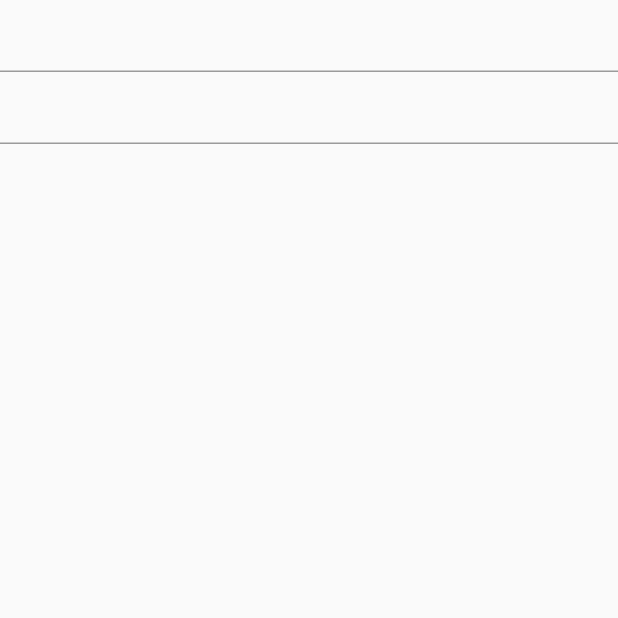
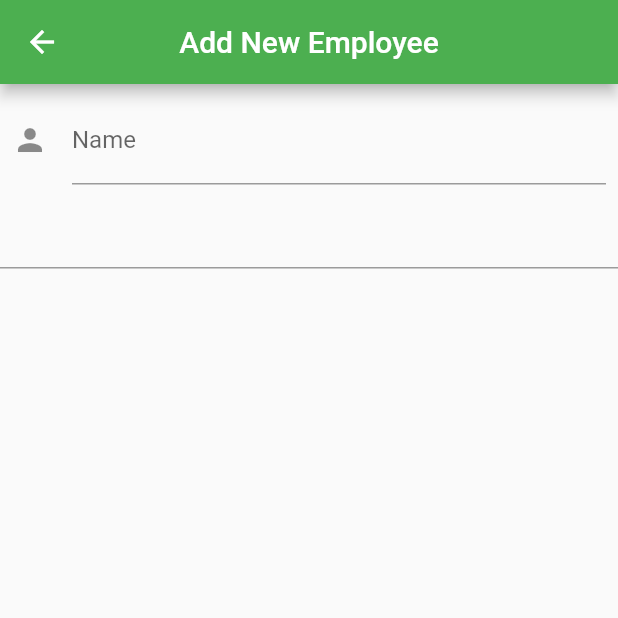
Before and after one commit to EmonSarkarr/Employee-Management-System, a Flutter app: the AddEmployeePage screen opened directly, on a phone screen of 412 x 824 dp, the top half of it. Run offline on Flutter 3.47's test engine with Material 2 defaults, Android fonts, the phone set to English and light mode, and no system bars.

Commit message:
simple changes2

```diff
--- a/lib/screens/add_employee_page.dart
+++ b/lib/screens/add_employee_page.dart
@@ -1,6 +1,7 @@
 import 'package:flutter/material.dart';
 
 class AddEmployeePage extends StatefulWidget {
+ static const nameRouting = "/addEmployeePage";
   const AddEmployeePage({Key? key}) : super(key: key);
 
   @override
@@ -11,12 +12,24 @@ class _AddEmployeePageState extends State<AddEmployeePage> {
   @override
   Widget build(BuildContext context) {
     return Scaffold(
+      appBar: AppBar(title: const Text("Add New Employee"),centerTitle: true),
       body: Column(
         children: [
+          Padding(
+            padding: const EdgeInsets.all(8.0),
+            child: TextField(
+
+              decoration: InputDecoration(
+                icon: Icon(Icons.person),
+                labelText:  "Name",
+              ),
+              onTap:(){} ,
+            ),
+          ),
           TextField(
-            onTap:(){} ,
+
+
           ),
-          TextField(),
         ],
       ),
     );
```
Also changed, not shown: lib/main.dart (+7 -1 lines), lib/screens/employee_page.dart (+6 -1 lines).
